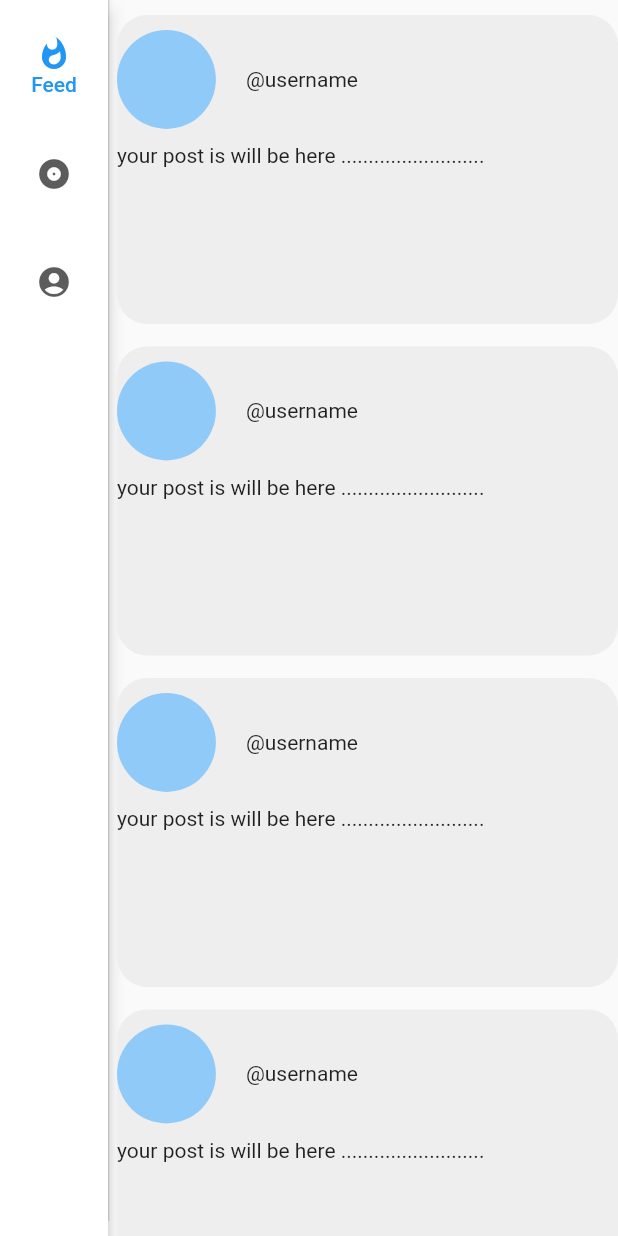
After one commit to Bibhukiju/E-bmc, a Flutter app: the FeedPage screen opened by its route, on a phone screen of 412 x 824 dp. The commit adds this screen. Run offline on Flutter 3.47's test engine with Material 2 defaults, Android fonts, the phone set to English and light mode, and no system bars.

Commit message:
small bugs are fixed

```diff
--- a/ebmc/lib/main.dart
+++ b/ebmc/lib/main.dart
@@ -1,5 +1,5 @@
 import 'package:ebmc/screens/feedpage.dart';
-import 'package:ebmc/screens/hompage.dart';
+import 'package:ebmc/screens/loginpage.dart';
 import 'package:flutter/material.dart';
 import 'screens/signup.dart';
 
@@ -11,7 +11,6 @@ class MyApp extends StatelessWidget {
     return MaterialApp(
       initialRoute: 'homepage',
       routes: {
-        'homepage': (context) => HomePage(),
         'signup': (context) => SignUpPage(),
         'feedpage': (context) => FeedPage(),
       },
--- a/ebmc/lib/screens/feedpage.dart
+++ b/ebmc/lib/screens/feedpage.dart
@@ -1,4 +1,5 @@
 import 'package:flutter/material.dart';
+import './newsfeedpage.dart';
 
 class FeedPage extends StatefulWidget {
   FeedPage({Key key, this.title}) : super(key: key);
@@ -40,22 +41,22 @@ class _FeedPageState extends State<FeedPage> {
                   label: Text('Post'),
                 ),
                 NavigationRailDestination(
-                  icon: Icon(Icons.account_circle),
+                  icon: Align(child: Icon(Icons.account_circle)),
                   selectedIcon: Icon(Icons.account_circle),
                   label: Text('Profile'),
                 ),
               ],
             ),
-            VerticalDivider(thickness: 1, width: 1),
+            VerticalDivider(
+              thickness: 1,
+              width: 1,
+              endIndent: 10,
+            ),
             // This is the main content.
             Expanded(
               child: Center(
                   child: _selectedIndex == 0
-                      ? ListView.builder(
-                          itemBuilder: (BuildContext context, int index) {
-                            return PostList();
-                          },
-                        )
+                      ? NewsFeedPage()
                       : _selectedIndex == 1
                           ? Container(
                               color: Colors.red,
@@ -70,47 +71,3 @@ class _FeedPageState extends State<FeedPage> {
     );
   }
 }
-
-class PostList extends StatelessWidget {
-  const PostList({
-    Key key,
-  }) : super(key: key);
-
-  @override
-  Widget build(BuildContext context) {
-    return Container(
-      decoration: BoxDecoration(
-        borderRadius: BorderRadius.circular(20),
-        color: Colors.grey[200],
-      ),
-      margin: EdgeInsets.only(top: 10, bottom: 5, left: 5),
-      padding: EdgeInsets.only(top: 10),
-      width: double.infinity,
-      height: MediaQuery.of(context).size.height / 4,
-      child: Column(
-        crossAxisAlignment: CrossAxisAlignment.start,
-        children: <Widget>[
-          Row(
-            children: <Widget>[
-              CircleAvatar(
-                backgroundColor: Colors.blue[200],
-                radius: MediaQuery.of(context).size.height / 25,
-              ),
-              SizedBox(
-                width: 20,
-              ),
-              Text("@username")
-            ],
-          ),
-          SizedBox(
-            height: 10,
-          ),
-          Expanded(
-              child: Container(
-                  child: Text(
-                      'your post is will be here ..........................'))),
-        ],
-      ),
-    );
-  }
-}
--- /dev/null
+++ b/ebmc/lib/screens/newsfeedpage.dart
@@ -0,0 +1,49 @@
+import 'package:flutter/material.dart';
+
+class NewsFeedPage extends StatelessWidget {
+  const NewsFeedPage({
+    Key key,
+  }) : super(key: key);
+
+  @override
+  Widget build(BuildContext context) {
+    return ListView.builder(
+      itemBuilder: (BuildContext context, int index) {
+        return Container(
+          padding: EdgeInsets.only(top: 10),
+          decoration: BoxDecoration(
+            borderRadius: BorderRadius.circular(20),
+            color: Colors.grey[200],
+          ),
+          margin: EdgeInsets.only(top: 10, bottom: 5, left: 5),
+          width: double.infinity,
+          height: MediaQuery.of(context).size.height / 4,
+          child: Column(
+            crossAxisAlignment: CrossAxisAlignment.start,
+            children: <Widget>[
+              Row(
+                children: <Widget>[
+                  CircleAvatar(
+                    backgroundColor: Colors.blue[200],
+                    radius: MediaQuery.of(context).size.height / 25,
+                  ),
+                  SizedBox(
+                    width: 20,
+                  ),
+                  Text("@username")
+                ],
+              ),
+              SizedBox(
+                height: 10,
+              ),
+              Expanded(
+                  child: Container(
+                      child: Text(
+                          'your post is will be here ..........................'))),
+            ],
+          ),
+        );
+      },
+    );
+  }
+}
```
Also changed, not shown: ebmc/lib/screens/Loginpage.dart (renamed from ebmc/lib/screens/hompage.dart).
